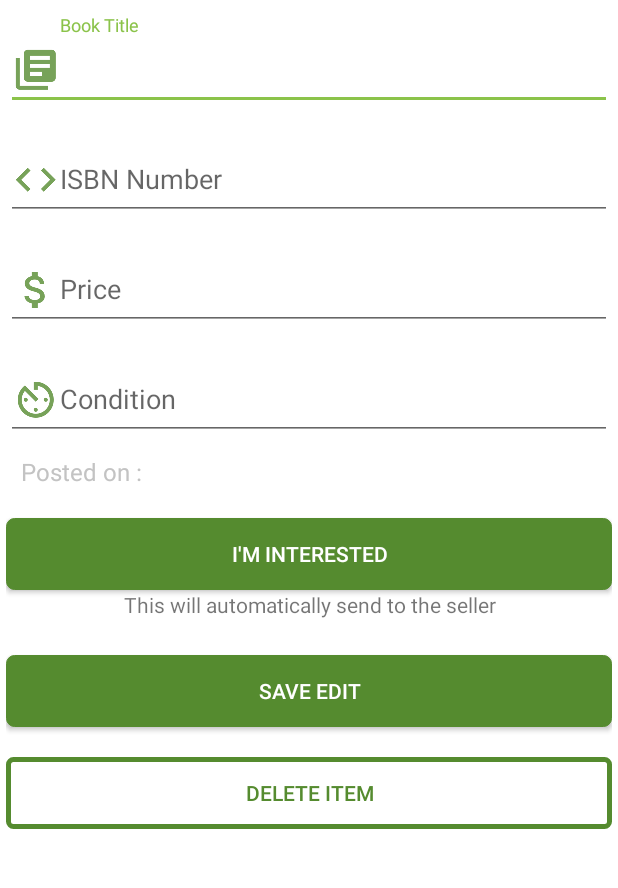
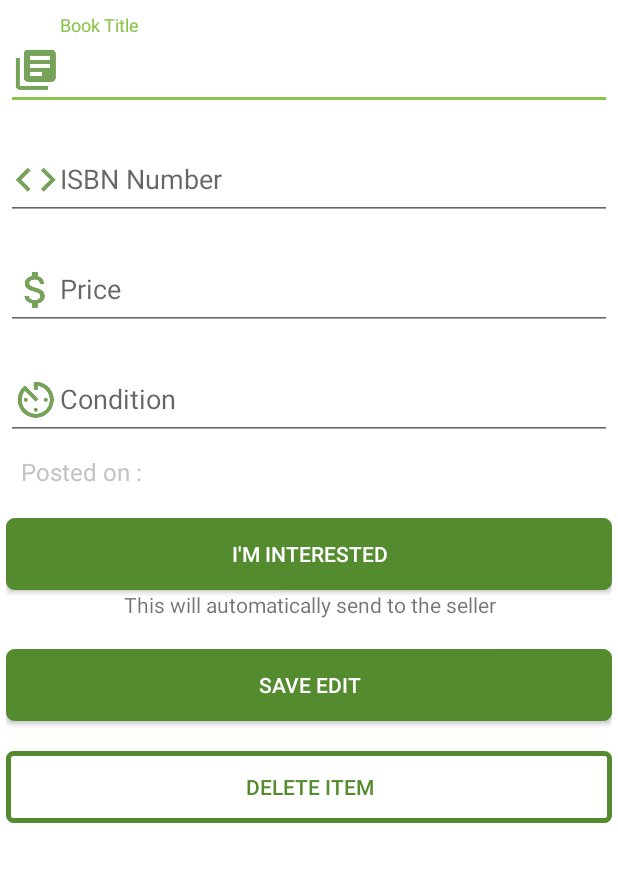
Before and after one commit to huyNhat/getText, an Android app: the ItemDetailsActivity screen opened directly, with no data from a screen before it, on a phone screen of 412 x 824 dp, the part 315-1203 px from its top. Run offline under Robolectric (Android 15) with nearby library versions, the phone set to English and light mode, and no system bars; our stand-ins replace Firebase (no records; nobody signed in at launch, a user with empty details on screens opened directly); pictures from the network do not load.

Commit message:
Fixed items details screen and added auto first message from buyer

```diff
--- a/app/src/main/java/ca/huynhat/gettext_official/Model/Message.java
+++ b/app/src/main/java/ca/huynhat/gettext_official/Model/Message.java
@@ -1,7 +1,7 @@
 package ca.huynhat.gettext_official.Model;
 
 /**
- * Created by huynhat on 2018-03-29.
+ * Ref: https://github.com/estwanick/FirebaseChat
  */
 
 public class Message {
--- a/app/src/main/res/layout/activity_item_details.xml
+++ b/app/src/main/res/layout/activity_item_details.xml
@@ -121,7 +121,7 @@
                 android:id="@+id/appCompatButtonContactSeller"
                 android:layout_width="match_parent"
                 android:layout_height="0dp"
-                android:layout_weight="0.8"
+                android:layout_weight="0.7"
                 android:layout_marginTop="20dp"
                 android:textColor="@color/White"
                 android:background="@drawable/green_onclick_gray_layout"
@@ -129,10 +129,10 @@
             <TextView
                 android:layout_width="match_parent"
                 android:layout_height="0dp"
-                android:layout_weight="0.2"
+                android:layout_weight="0.3"
                 android:gravity="center"
                 android:text="This will automatically send to the seller"
-                android:paddingBottom="4dp"/>
+                />
 
         </LinearLayout>
 
```
Also changed, not shown: app/src/main/java/ca/huynhat/gettext_official/Activities/ChatMessagesActivity.java (+6 -4 lines), app/src/main/java/ca/huynhat/gettext_official/Activities/ItemDetailsActivity.java (+13 -1 lines).
